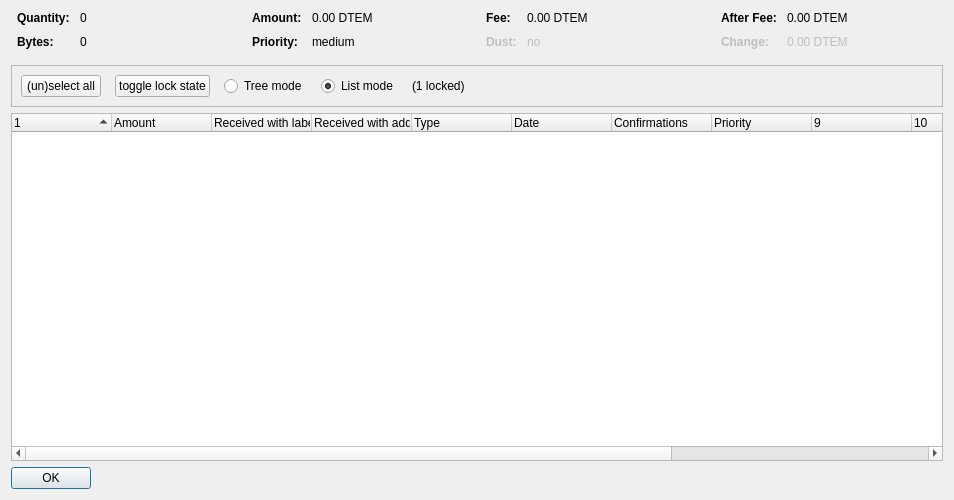
Above: src/qt/forms/coincontroldialog.ui from camenlx/dystem-core before the change. Below: the same form after it.
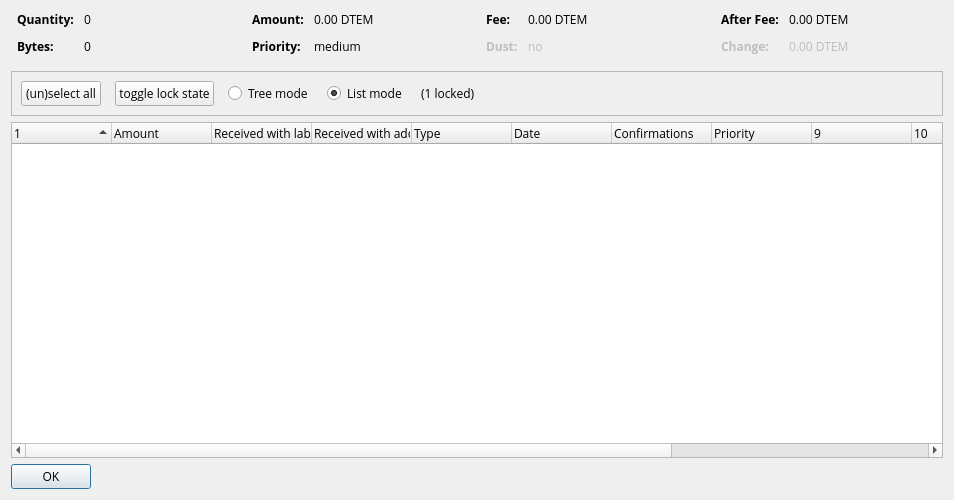
That is the form after the change. Custom widgets are drawn as their Qt base class.

Commit message: Added open sans as the font on all screens

What changed in the file:
```diff
--- a/src/qt/forms/coincontroldialog.ui
+++ b/src/qt/forms/coincontroldialog.ui
@@ -40,6 +40,7 @@
         <widget class="QLabel" name="labelCoinControlQuantityText">
          <property name="font">
           <font>
+           <family>Open Sans</family>
            <weight>75</weight>
            <bold>true</bold>
           </font>
@@ -51,6 +52,11 @@
        </item>
        <item row="0" column="1">
         <widget class="QLabel" name="labelCoinControlQuantity">
+         <property name="font">
+          <font>
+           <family>Open Sans</family>
+          </font>
+         </property>
          <property name="cursor">
           <cursorShape>IBeamCursor</cursorShape>
          </property>
@@ -69,6 +75,7 @@
         <widget class="QLabel" name="labelCoinControlBytesText">
          <property name="font">
           <font>
+           <family>Open Sans</family>
            <weight>75</weight>
            <bold>true</bold>
           </font>
@@ -80,6 +87,11 @@
        </item>
        <item row="1" column="1">
         <widget class="QLabel" name="labelCoinControlBytes">
+         <property name="font">
+          <font>
+           <family>Open Sans</family>
+          </font>
+         </property>
          <property name="cursor">
           <cursorShape>IBeamCursor</cursorShape>
          </property>
@@ -114,6 +126,7 @@
         <widget class="QLabel" name="labelCoinControlAmountText">
          <property name="font">
           <font>
+           <family>Open Sans</family>
            <weight>75</weight>
            <bold>true</bold>
           </font>
@@ -125,6 +138,11 @@
        </item>
        <item row="0" column="1">
         <widget class="QLabel" name="labelCoinControlAmount">
+         <property name="font">
+          <font>
+           <family>Open Sans</family>
+          </font>
+         </property>
          <property name="cursor">
           <cursorShape>IBeamCursor</cursorShape>
          </property>
@@ -143,6 +161,7 @@
         <widget class="QLabel" name="labelCoinControlPriorityText">
          <property name="font">
           <font>
+           <family>Open Sans</family>
            <weight>75</weight>
            <bold>true</bold>
           </font>
@@ -154,6 +173,11 @@
        </item>
        <item row="1" column="1">
         <widget class="QLabel" name="labelCoinControlPriority">
+         <property name="font">
+          <font>
+           <family>Open Sans</family>
+          </font>
+         </property>
          <property name="cursor">
           <cursorShape>IBeamCursor</cursorShape>
          </property>
@@ -188,6 +212,7 @@
         <widget class="QLabel" name="labelCoinControlFeeText">
          <property name="font">
           <font>
+           <family>Open Sans</family>
            <weight>75</weight>
            <bold>true</bold>
           </font>
@@ -199,6 +224,11 @@
        </item>
        <item row="0" column="1">
         <widget class="QLabel" name="labelCoinControlFee">
+         <property name="font">
+          <font>
+           <family>Open Sans</family>
+          </font>
+         </property>
          <property name="cursor">
           <cursorShape>IBeamCursor</cursorShape>
          </property>
@@ -220,6 +250,7 @@
          </property>
          <property name="font">
           <font>
+           <family>Open Sans</family>
            <weight>75</weight>
            <bold>true</bold>
           </font>
@@ -234,6 +265,11 @@
          <property name="enabled">
           <bool>false</bool>
          </property>
+         <property name="font">
+          <font>
+           <family>Open Sans</family>
+          </font>
+         </property>
          <property name="cursor">
           <cursorShape>IBeamCursor</cursorShape>
          </property>
@@ -268,6 +304,7 @@
         <widget class="QLabel" name="labelCoinControlAfterFeeText">
          <property name="font">
           <font>
+           <family>Open Sans</family>
            <weight>75</weight>
            <bold>true</bold>
           </font>
@@ -279,6 +316,11 @@
        </item>
        <item row="0" column="1">
         <widget class="QLabel" name="labelCoinControlAfterFee">
+         <property name="font">
+          <font>
+           <family>Open Sans</family>
+          </font>
+         </property>
          <property name="cursor">
           <cursorShape>IBeamCursor</cursorShape>
          </property>
@@ -300,6 +342,7 @@
          </property>
          <property name="font">
           <font>
+           <family>Open Sans</family>
            <weight>75</weight>
            <bold>true</bold>
           </font>
@@ -314,6 +357,11 @@
          <property name="enabled">
           <bool>false</bool>
          </property>
+         <property name="font">
+          <font>
+           <family>Open Sans</family>
+          </font>
+         </property>
          <property name="cursor">
           <cursorShape>IBeamCursor</cursorShape>
          </property>
@@ -360,6 +408,11 @@
             <verstretch>0</verstretch>
            </sizepolicy>
           </property>
+          <property name="font">
+           <font>
+            <family>Open Sans</family>
+           </font>
+          </property>
           <property name="text">
            <string>(un)select all</string>
           </property>
@@ -376,6 +429,11 @@
             <verstretch>0</verstretch>
            </sizepolicy>
           </property>
+          <property name="font">
+           <font>
+            <family>Open Sans</family>
+           </font>
+          </property>
           <property name="text">
            <string>toggle lock state</string>
           </property>
@@ -392,6 +450,11 @@
             <verstretch>0</verstretch>
            </sizepolicy>
           </property>
+          <property name="font">
+           <font>
+            <family>Open Sans</family>
+           </font>
+          </property>
           <property name="text">
            <string>Tree mode</string>
           </property>
@@ -405,6 +468,11 @@
             <verstretch>0</verstretch>
            </sizepolicy>
           </property>
+          <property name="font">
+           <font>
+            <family>Open Sans</family>
+           </font>
+          </property>
           <property name="text">
            <string>List mode</string>
           </property>
@@ -415,6 +483,11 @@
         </item>
         <item>
          <widget class="QLabel" name="labelLocked">
+          <property name="font">
+           <font>
+            <family>Open Sans</family>
+           </font>
+          </property>
           <property name="text">
            <string>(1 locked)</string>
           </property>
@@ -440,6 +513,11 @@
    </item>
    <item>
     <widget class="CoinControlTreeWidget" name="treeWidget">
+     <property name="font">
+      <font>
+       <family>Open Sans</family>
+      </font>
+     </property>
      <property name="contextMenuPolicy">
       <enum>Qt::CustomContextMenu</enum>
      </property>
@@ -533,6 +611,11 @@
        <verstretch>0</verstretch>
       </sizepolicy>
      </property>
+     <property name="font">
+      <font>
+       <family>Open Sans</family>
+      </font>
+     </property>
      <property name="orientation">
       <enum>Qt::Horizontal</enum>
      </property>
```
The commit also changes 21 other files.
